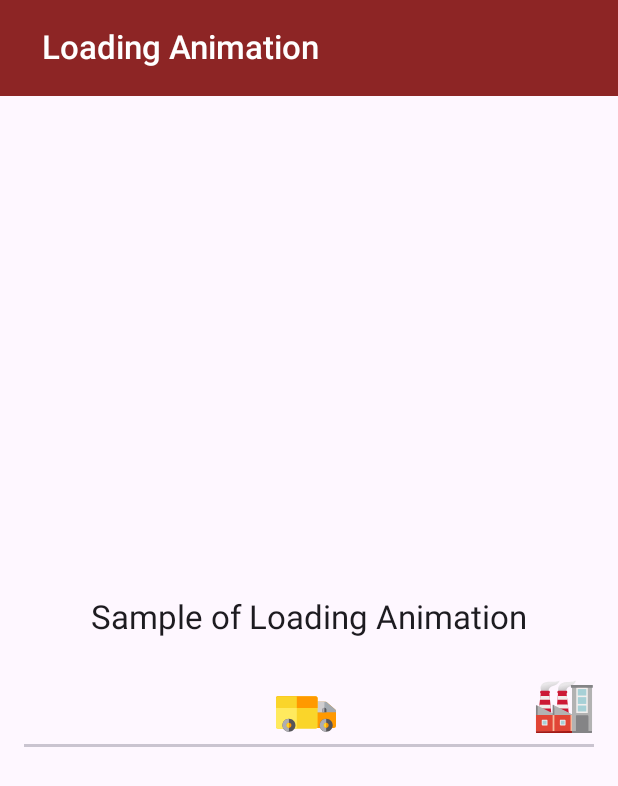
After one commit to annasta13/playground, an Android app built with Jetpack Compose: the composable LoadingAnimationScreen shown on its own in the app's theme, on a phone screen of 412 x 824 dp. The commit adds this screen. Shown: the top 786 px of the screen. Run offline under Robolectric (Android 15) with nearby library versions, the phone set to English and light mode, and no system bars; our stand-ins replace accompanist; 1 statement that could not run was skipped.

Commit message:
Feat: Truck Loading Animation

```diff
--- a/app/src/main/java/com/annas/playground/ui/graph/AppGraph.kt
+++ b/app/src/main/java/com/annas/playground/ui/graph/AppGraph.kt
@@ -13,14 +13,15 @@ import androidx.navigation.compose.NavHost
 import androidx.navigation.compose.composable
 import androidx.navigation.compose.rememberNavController
 import androidx.navigation.navArgument
-import com.annas.playground.ui.screen.heartbeat.AnimationScreen
 import com.annas.playground.ui.screen.apifetching.user.create.CreateUserScreen
 import com.annas.playground.ui.screen.apifetching.user.read.UserListScreen
 import com.annas.playground.ui.screen.dataprocessing.createtransaction.CreateTransactionScreen
 import com.annas.playground.ui.screen.dataprocessing.productdetail.ProductDetailScreen
 import com.annas.playground.ui.screen.dataprocessing.productlist.ProductListScreen
 import com.annas.playground.ui.screen.generator.GeneratorResultScreen
+import com.annas.playground.ui.screen.heartbeat.AnimationScreen
 import com.annas.playground.ui.screen.home.HomeScreen
+import com.annas.playground.ui.screen.loadinganimation.LoadingAnimationScreen
 import com.annas.playground.ui.screen.search.SearchScreen
 import com.annas.playground.ui.theme.enterTransition
 import com.annas.playground.ui.theme.exitTransition
@@ -103,6 +104,9 @@ fun NavGraph() {
             })
         }
 
+        registerScreen(route = Destination.LOADING_ANIMATION) {
+            LoadingAnimationScreen()
+        }
     }
 }
 
--- a/app/src/main/java/com/annas/playground/ui/graph/Destination.kt
+++ b/app/src/main/java/com/annas/playground/ui/graph/Destination.kt
@@ -14,6 +14,7 @@ object Destination {
     const val CREATE_USER = "create-user-screen"
     const val CREATE_TRANSACTION = "create-transaction-screen/{$PRODUCT_ID}/{$MIN_DATE}/{$STOCK}"
     const val GENERATOR_RESULT = "generator-result-screen"
+    const val LOADING_ANIMATION = "loading-animation-screen"
 }
 
 data class Section(
@@ -26,6 +27,7 @@ data class Section(
             Section(3, "Heart Beat Animation", route = Destination.ANIMATION),
             Section(4, "Api Fetching", route = Destination.USER_LIST),
             Section(5, "CSV-Based String Resources", route = Destination.GENERATOR_RESULT),
+            Section(6, "Loading Animation", route = Destination.LOADING_ANIMATION),
         )
     }
 }
--- /dev/null
+++ b/app/src/main/java/com/annas/playground/ui/screen/loadinganimation/LoadingAnimationScreen.kt
@@ -0,0 +1,119 @@
+package com.annas.playground.ui.screen.loadinganimation
+
+import androidx.compose.animation.core.animateFloatAsState
+import androidx.compose.foundation.Image
+import androidx.compose.foundation.layout.Arrangement
+import androidx.compose.foundation.layout.Box
+import androidx.compose.foundation.layout.Column
+import androidx.compose.foundation.layout.Row
+import androidx.compose.foundation.layout.Spacer
+import androidx.compose.foundation.layout.fillMaxSize
+import androidx.compose.foundation.layout.fillMaxWidth
+import androidx.compose.foundation.layout.padding
+import androidx.compose.foundation.layout.size
+import androidx.compose.material3.HorizontalDivider
+import androidx.compose.runtime.Composable
+import androidx.compose.runtime.LaunchedEffect
+import androidx.compose.runtime.State
+import androidx.compose.runtime.derivedStateOf
+import androidx.compose.runtime.getValue
+import androidx.compose.runtime.mutableFloatStateOf
+import androidx.compose.runtime.mutableStateOf
+import androidx.compose.runtime.remember
+import androidx.compose.runtime.rememberCoroutineScope
+import androidx.compose.runtime.setValue
+import androidx.compose.ui.Alignment
+import androidx.compose.ui.BiasAlignment
+import androidx.compose.ui.Modifier
+import androidx.compose.ui.res.painterResource
+import androidx.compose.ui.res.stringResource
+import androidx.compose.ui.tooling.preview.Preview
+import androidx.compose.ui.unit.dp
+import com.annas.playground.R
+import com.annas.playground.ui.components.HeadingText
+import com.annas.playground.ui.components.ScreenContainer
+import com.annas.playground.ui.theme.LargePadding
+import com.annas.playground.ui.theme.SmallPadding
+import kotlinx.coroutines.delay
+import kotlinx.coroutines.launch
+
+@Composable
+fun LoadingAnimationScreen() {
+    ScreenContainer(barTitle = stringResource(id = R.string.loading_animation)) {
+        var horizontalBias by remember { mutableFloatStateOf(-1f) }
+        var showing by remember { mutableStateOf(true) }
+        val alignment by animateHorizontalAlignmentAsState(horizontalBias)
+        val scope = rememberCoroutineScope()
+        LaunchedEffect(key1 = Unit) {
+            scope.launch {
+                while (true) {
+                    if (horizontalBias < 1f) {
+                        delay(30)
+                        horizontalBias += 0.05f
+                    } else {
+                        showing = false
+                        horizontalBias = -2f
+                        delay(80)
+                        showing = true
+                    }
+                }
+            }
+        }
+        Box(
+            modifier = Modifier
+                .fillMaxSize()
+                .padding(LargePadding),
+            contentAlignment = Alignment.Center
+        ) {
+            Column {
+                HeadingText(
+                    modifier = Modifier.align(Alignment.CenterHorizontally),
+                    text = stringResource(id = R.string.loading_animation_title)
+                )
+                Spacer(modifier = Modifier.size(LargePadding))
+                Row(
+                    modifier = Modifier.fillMaxWidth(),
+                    horizontalArrangement = Arrangement.SpaceBetween,
+                    verticalAlignment = Alignment.Bottom
+                ) {
+                    Column(
+                        modifier = Modifier.weight(1f),
+                        horizontalAlignment = alignment,
+                    ) {
+                        if (showing) Image(
+                            painter = painterResource(id = R.drawable.ic_truck),
+                            contentDescription = null,
+                            modifier = Modifier.size(40.dp)
+                        )
+                    }
+                    Spacer(modifier = Modifier.size(SmallPadding))
+                    Image(
+                        painter = painterResource(id = R.drawable.ic_factory),
+                        contentDescription = null,
+                        modifier = Modifier
+                            .padding(bottom = 6.dp)
+                            .size(40.dp)
+                    )
+                }
+
+                HorizontalDivider(thickness = 2.dp)
+            }
+        }
+    }
+}
+
+@Composable
+private fun animateHorizontalAlignmentAsState(
+    targetBiasValue: Float
+): State<BiasAlignment.Horizontal> {
+    val bias by animateFloatAsState(targetBiasValue, label = "bias")
+    val state = remember { derivedStateOf { BiasAlignment.Horizontal(bias) } }
+    return state
+}
+
+
+@Preview
+@Composable
+private fun LoadingAnimationScreenPreview() {
+    LoadingAnimationScreen()
+}
--- /dev/null
+++ b/app/src/main/res/drawable/ic_factory.xml
@@ -0,0 +1,110 @@
+<vector xmlns:android="http://schemas.android.com/apk/res/android"
+    xmlns:aapt="http://schemas.android.com/aapt"
+    android:width="40dp"
+    android:height="40dp"
+    android:viewportWidth="128"
+    android:viewportHeight="128">
+  <path
+      android:pathData="M31.28,36.83s-1.18,-6.21 3,-10.16s7.6,-3.1 12.88,-5.97c5.07,-2.75 8.06,-7.84 7.25,-8.42c-0.81,-0.59 -1.8,0.98 -5.86,1.54c-4.76,0.66 -11.49,0.12 -18.68,0.73c-7.87,0.66 -12.92,2.86 -15.27,9.13c-2.01,5.37 1.51,11.59 1.51,11.59l15.17,1.56z"
+      android:strokeAlpha="0.7"
+      android:fillAlpha="0.7">
+    <aapt:attr name="android:fillColor">
+      <gradient
+          android:startX="31.52"
+          android:startY="7.82"
+          android:endX="37.45"
+          android:endY="35.58"
+          android:type="linear">
+        <item android:offset="0.37" android:color="#FFE0E0E0"/>
+        <item android:offset="0.62" android:color="#FFC8C8C8"/>
+        <item android:offset="0.78" android:color="#FFB6B6B6"/>
+      </gradient>
+    </aapt:attr>
+  </path>
+  <path
+      android:pathData="M52.36,35.16s-2.46,-7.81 1.71,-13.05c3.98,-5.01 8.15,-6.09 15.73,-6.95c8.57,-0.97 11.66,-0.43 14.6,-1.36c1.36,-0.43 4,-2.02 4.64,-1.16c0.64,0.86 -2.63,6.79 -9.91,10.22c-6.23,2.93 -8.76,4.46 -9.62,8.1c-0.74,3.16 -1.28,5.13 -1.28,5.13l-15.87,-0.93z"
+      android:strokeAlpha="0.7"
+      android:fillAlpha="0.7">
+    <aapt:attr name="android:fillColor">
+      <gradient
+          android:startX="67.67"
+          android:startY="9.75"
+          android:endX="73.09"
+          android:endY="35.11"
+          android:type="linear">
+        <item android:offset="0.41" android:color="#FFE0E0E0"/>
+        <item android:offset="0.64" android:color="#FFC8C8C8"/>
+        <item android:offset="0.78" android:color="#FFB6B6B6"/>
+      </gradient>
+    </aapt:attr>
+  </path>
+  <path
+      android:pathData="M32.83,39.43s1.17,-0.62 1.09,-2.93c-0.08,-1.99 -1.57,-2.61 -2.63,-2.68c-1.06,-0.07 -15.26,-0.14 -15.97,-0.14s-2.2,0.78 -2.27,3.12c-0.06,1.99 1.28,2.63 1.28,2.63l-3.34,28.53L22.2,79.8l14.55,0.35l-3.92,-40.72z"
+      android:fillColor="#cc1935"/>
+  <path
+      android:pathData="M51.18,39.46s-1.4,-0.8 -1.29,-2.99c0.1,-2.11 1.61,-2.75 2.18,-2.75s16.71,0.07 17.28,0.12c0.64,0.05 1.61,0.98 1.57,2.94c-0.04,2 -1.45,2.84 -1.45,2.84l4.69,41.83l-25.49,-11.73l2.51,-30.26z"
+      android:fillColor="#cc1935"/>
+  <path
+      android:pathData="M13.67,44.94l19.69,0.01l0.77,8.02l-21.4,-0.01c0.01,0.01 0.94,-8.1 0.94,-8.02z"
+      android:fillColor="#f1edec"/>
+  <path
+      android:pathData="M11.54,63.24l23.59,0.05l0.79,8.25l-25.53,0.04z"
+      android:fillColor="#f1edec"/>
+  <path
+      android:pathData="M50.71,45l19.36,0.03l0.88,7.78l-20.89,0.01z"
+      android:fillColor="#f1edec"/>
+  <path
+      android:pathData="M49.22,63l22.88,0.04l0.96,8.54l-24.63,0.08z"
+      android:fillColor="#f1edec"/>
+  <path
+      android:pathData="M4.19,85.46l0.02,-20.16c0,-1 0.82,-1.1 1.57,-0.85c0.75,0.25 2.06,1.04 2.06,1.04l10.82,17.13l21.01,-1.06s0.16,-16.08 0.16,-17.14c0,-1.06 1.13,-0.8 1.82,-0.49c0.69,0.31 1.85,0.95 1.85,0.95l5.23,25.75L6.5,89.37l-2.31,-3.91z"
+      android:fillColor="#848486"/>
+  <path
+      android:pathData="M7.77,85.49l0.07,-20.01l31.83,16.07l0.06,5.53l-31.79,0.02z"
+      android:fillColor="#b2b2b2"/>
+  <path
+      android:pathData="M42.93,86.86l0.6,-1.4l-0.12,-20.64l37.65,18.82V25.09h42.77v94.31l-21.73,1.62l-28.53,0.15z"
+      android:fillColor="#b2b2b2"/>
+  <path
+      android:pathData="M80.23,119.58l9.3,0.03V88.02c0,-1.3 0.48,-2.09 2.09,-2.09h22.46c1.16,0 2.05,0.65 2.05,2.91v30.57l7.69,-0.01s-0.04,2.3 -0.11,3.05c-0.07,0.82 -0.21,1.37 -1.85,1.37l-43.05,-0.02l1.42,-4.22z"
+      android:fillColor="#848486"/>
+  <path
+      android:pathData="M90.17,81.11V26.55l11.5,-2.85l13.09,3.17v54.14s-24.74,-0.05 -24.59,0.1z"
+      android:fillColor="#f2eeed"/>
+  <path
+      android:pathData="M93.45,30.04h18.08v13.77H93.45z"
+      android:fillColor="#a7d0d6"/>
+  <path
+      android:pathData="M93.55,47.24h17.94V61.7H93.55z"
+      android:fillColor="#a7d0d6"/>
+  <path
+      android:pathData="M93.45,65.07h18.05v12.77H93.45z"
+      android:fillColor="#a7d0d6"/>
+  <path
+      android:pathData="M78.86,21.55c-0.3,0.25 -0.23,5.55 0.15,5.55c0.39,0 46.01,0.35 46.36,0c0.35,-0.35 0.23,-5.25 -0.08,-5.63c-0.15,-0.19 -10.9,-0.23 -21.98,-0.15c-12,0.08 -24.2,0.03 -24.45,0.23z"
+      android:fillColor="#848486"/>
+  <path
+      android:pathData="M71.92,85.47h9.06v34.79h-9.06z"
+      android:fillColor="#f6b99d"/>
+  <path
+      android:pathData="M4.18,85.46h73.81v35.1H4.18z"
+      android:fillColor="#e14536"/>
+  <path
+      android:pathData="M39.72,85.45h3.8v36.41h-3.8z"
+      android:fillColor="#f6b99d"/>
+  <path
+      android:pathData="M80.98,119.57l-76.84,0.27v2.14c0,0.69 0.14,1.72 1.65,1.83s75.15,0 75.15,0s0.07,-4.16 0.04,-4.24z"
+      android:fillColor="#a41916"/>
+  <path
+      android:pathData="M16.52,97.03c0.04,0.85 0.05,8.28 0.05,8.98c0,1.15 0.65,1.66 1.86,1.71c1.25,0.05 8.53,0.02 9.28,-0.05c1.15,-0.1 1.15,-1.35 1.1,-2.31c-0.05,-0.95 -0.05,-7.58 -0.05,-8.33s-0.38,-1.58 -1.69,-1.58c-1.3,0 -8.59,-0.06 -9.25,-0.03c-0.55,0.03 -1.35,0.4 -1.3,1.61z"
+      android:fillColor="#f1ebee"/>
+  <path
+      android:pathData="M56.65,95.57c-1.2,0.05 -1.42,0.89 -1.42,1.84c0,0.95 -0.1,7.43 -0.05,8.19c0.05,0.71 0.26,1.96 1.57,1.91s8.13,0.23 9.28,0.1c1.48,-0.16 1.25,-1.46 1.29,-2.36c0.05,-1.1 0.06,-6.93 0.09,-7.88c0.03,-1.16 -0.48,-1.79 -1.73,-1.79s-7.93,-0.06 -9.03,-0.01z"
+      android:fillColor="#f1ebee"/>
+  <path
+      android:pathData="M57.28,97.46h8v8.08h-8z"
+      android:fillColor="#a7d0d6"/>
+  <path
+      android:pathData="M18.44,97.53h8.36v8.08h-8.36z"
+      android:fillColor="#a7d0d6"/>
+</vector>
--- /dev/null
+++ b/app/src/main/res/drawable/ic_home.xml
@@ -0,0 +1,24 @@
+<vector xmlns:android="http://schemas.android.com/apk/res/android"
+    android:width="40dp"
+    android:height="40dp"
+    android:viewportWidth="1024"
+    android:viewportHeight="1024">
+  <path
+      android:pathData="M896,832H128V490.7L512,128l384,362.7z"
+      android:fillColor="#E8EAF6"/>
+  <path
+      android:pathData="M832,448l-106.7,-106.7V192h106.7zM128,832h768v106.7H128z"
+      android:fillColor="#C5CAE9"/>
+  <path
+      android:pathData="M512,91.7L85.3,488.5l42.7,46.9L512,179.2l384,356.3 42.7,-46.9z"
+      android:fillColor="#B71C1C"/>
+  <path
+      android:pathData="M384,597.3h256v341.3H384z"
+      android:fillColor="#D84315"/>
+  <path
+      android:pathData="M448,362.7h128v128h-128z"
+      android:fillColor="#01579B"/>
+  <path
+      android:pathData="M586.7,757.3c-6.4,0 -10.7,4.3 -10.7,10.7v42.7c0,6.4 4.3,10.7 10.7,10.7s10.7,-4.3 10.7,-10.7v-42.7c0,-6.4 -4.3,-10.7 -10.7,-10.7z"
+      android:fillColor="#FF8A65"/>
+</vector>
--- /dev/null
+++ b/app/src/main/res/drawable/ic_truck.xml
@@ -0,0 +1,57 @@
+<vector xmlns:android="http://schemas.android.com/apk/res/android"
+    android:width="40dp"
+    android:height="40dp"
+    android:viewportWidth="512"
+    android:viewportHeight="512">
+  <path
+      android:pathData="M505.92,217.03l-72.53,-61.63c-3.12,-2.65 -7.07,-4.1 -11.16,-4.1h-84.35c-9.52,0 -17.24,7.72 -17.24,17.24v190.5c0,9.52 7.72,17.24 17.24,17.24h156.88c9.52,0 17.24,-7.72 17.24,-17.24V230.16C512,225.1 509.78,220.3 505.92,217.03z"
+      android:fillColor="#FF9900"/>
+  <path
+      android:pathData="M512,230.16c0,-5.06 -2.22,-9.86 -6.08,-13.14l-72.53,-61.63c-3.12,-2.65 -7.07,-4.1 -11.16,-4.1h-84.35c-9.52,0 -17.24,7.72 -17.24,17.24v73.33H512V230.16z"
+      android:fillColor="#A2A9B0"/>
+  <path
+      android:pathData="M413.09,151.29h-75.21c-9.52,0 -17.24,7.72 -17.24,17.24v73.33h92.45V151.29z"
+      android:fillColor="#CFCDCF"/>
+  <path
+      android:pathData="M337.88,104.01H17.24C7.72,104.01 0,111.73 0,121.26v243.38c0,9.52 7.72,17.24 17.24,17.24h320.64c9.52,0 17.24,-7.72 17.24,-17.24v-243.38C355.12,111.73 347.4,104.01 337.88,104.01z"
+      android:fillColor="#FAD52A"/>
+  <path
+      android:pathData="M177.56,104.01H17.24C7.72,104.01 0,111.73 0,121.26v243.38c0,9.52 7.72,17.24 17.24,17.24H177.56V104.01z"
+      android:fillColor="#FFEA5E"/>
+  <path
+      android:pathData="M355.12,121.26c0,-9.52 -7.72,-17.24 -17.24,-17.24H17.24C7.72,104.01 0,111.73 0,121.26v83.44h355.12V121.26z"
+      android:fillColor="#FF9900"/>
+  <path
+      android:pathData="M177.56,104.01H17.24C7.72,104.01 0,111.73 0,121.26v83.44h177.56V104.01z"
+      android:fillColor="#FAD52A"/>
+  <path
+      android:pathData="M413.09,202.7c-9.52,0 -17.24,7.72 -17.24,17.24v21.91l17.24,0.01l17.24,-0.01v-21.91C430.33,210.41 422.61,202.7 413.09,202.7z"
+      android:fillColor="#555559"/>
+  <path
+      android:pathData="M413.09,202.7c-9.52,0 -17.24,7.72 -17.24,17.24v21.91l17.24,0.01V202.7z"
+      android:fillColor="#AEADB3"/>
+  <path
+      android:pathData="M428.44,407.98c-30.54,0 -55.38,-24.84 -55.38,-55.38s24.84,-55.38 55.38,-55.38s55.38,24.84 55.38,55.38S458.98,407.98 428.44,407.98z"
+      android:fillColor="#555559"/>
+  <path
+      android:pathData="M428.44,407.98c-30.54,0 -55.38,-24.84 -55.38,-55.38s24.84,-55.38 55.38,-55.38V407.98z"
+      android:fillColor="#AEADB3"/>
+  <path
+      android:pathData="M428.45,352.61m-20.9,0a20.9,20.9 0,1 1,41.79 0a20.9,20.9 0,1 1,-41.79 0"
+      android:fillColor="#FF9900"/>
+  <path
+      android:pathData="M428.44,331.7c-11.54,0 -20.9,9.36 -20.9,20.9c0,11.54 9.36,20.9 20.9,20.9V331.7z"
+      android:fillColor="#FAD52A"/>
+  <path
+      android:pathData="M110.5,407.98c-30.54,0 -55.38,-24.84 -55.38,-55.38s24.84,-55.38 55.38,-55.38s55.38,24.84 55.38,55.38S141.04,407.98 110.5,407.98z"
+      android:fillColor="#555559"/>
+  <path
+      android:pathData="M110.5,407.98c-30.54,0 -55.38,-24.84 -55.38,-55.38s24.84,-55.38 55.38,-55.38V407.98z"
+      android:fillColor="#AEADB3"/>
+  <path
+      android:pathData="M110.49,352.61m-20.9,0a20.9,20.9 0,1 1,41.79 0a20.9,20.9 0,1 1,-41.79 0"
+      android:fillColor="#FF9900"/>
+  <path
+      android:pathData="M110.5,331.7c-11.54,0 -20.9,9.36 -20.9,20.9c0,11.54 9.36,20.9 20.9,20.9V331.7z"
+      android:fillColor="#FAD52A"/>
+</vector>
--- a/app/src/main/res/values/strings.xml
+++ b/app/src/main/res/values/strings.xml
@@ -29,4 +29,6 @@
     <string name="csv_file_imported">CSV File Imported</string>
     <string name="string_resource_generated">String Resource Generated</string>
     <string name="csv_based_string_resource">CSV-Based String Resource</string>
+    <string name="loading_animation">Loading Animation</string>
+    <string name="loading_animation_title">Sample of Loading Animation</string>
 </resources>
```
